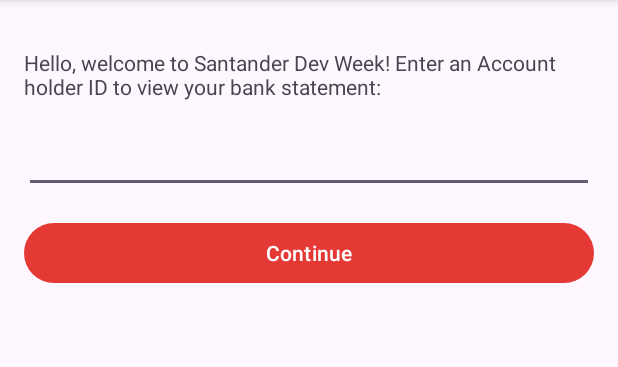
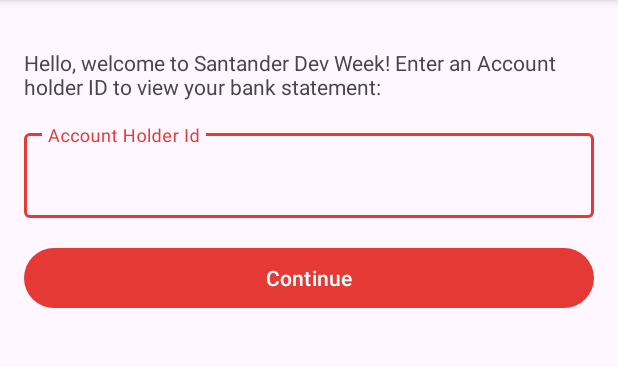
Before and after one commit to carlospessin/bankline-android, an Android app: the screen it shows after launch (WelcomeActivity), on a phone screen of 412 x 824 dp, the part 96-463 px from its top. Run offline under Robolectric (Android 15) with nearby library versions, the phone set to English and light mode, and no system bars.

Commit message:
add style welcome activity

```diff
--- a/app/src/main/res/layout/activity_welcome.xml
+++ b/app/src/main/res/layout/activity_welcome.xml
@@ -10,26 +10,34 @@
         android:id="@+id/tvWelcome"
         android:layout_width="0dp"
         android:layout_height="wrap_content"
-        android:layout_marginStart="@dimen/margin_default"
+        android:layout_marginLeft="@dimen/margin_default"
         android:layout_marginTop="32dp"
-        android:layout_marginEnd="@dimen/margin_default"
+        android:layout_marginRight="@dimen/margin_default"
         android:text="@string/txt_welcome"
-        app:layout_constraintEnd_toEndOf="parent"
-        app:layout_constraintStart_toStartOf="parent"
+        app:layout_constraintLeft_toLeftOf="parent"
+        app:layout_constraintRight_toRightOf="parent"
         app:layout_constraintTop_toTopOf="parent" />
 
-    <EditText
-        android:id="@+id/etAccountHolderId"
+    <!-- Reference: https://material.io/components/text-fields/android -->
+    <com.google.android.material.textfield.TextInputLayout
+        android:id="@+id/tilAccountHolderId"
         android:layout_width="0dp"
         android:layout_height="wrap_content"
         android:layout_marginStart="@dimen/margin_default"
         android:layout_marginTop="@dimen/margin_default"
         android:layout_marginEnd="@dimen/margin_default"
-        android:ems="10"
-        android:inputType="number"
+        android:hint="@string/txt_account_holder_id"
         app:layout_constraintEnd_toEndOf="parent"
         app:layout_constraintStart_toStartOf="parent"
-        app:layout_constraintTop_toBottomOf="@+id/tvWelcome" />
+        app:layout_constraintTop_toBottomOf="@+id/tvWelcome">
+
+        <com.google.android.material.textfield.TextInputEditText
+            android:id="@+id/etAccountHolderId"
+            android:layout_width="match_parent"
+            android:layout_height="wrap_content"
+            android:inputType="number" />
+
+    </com.google.android.material.textfield.TextInputLayout>
 
     <Button
         android:id="@+id/btContinue"
@@ -41,6 +49,6 @@
         android:text="@string/txt_continue"
         app:layout_constraintEnd_toEndOf="parent"
         app:layout_constraintStart_toStartOf="parent"
-        app:layout_constraintTop_toBottomOf="@+id/etAccountHolderId" />
+        app:layout_constraintTop_toBottomOf="@+id/tilAccountHolderId" />
 
 </androidx.constraintlayout.widget.ConstraintLayout>
--- a/app/src/main/res/values/strings.xml
+++ b/app/src/main/res/values/strings.xml
@@ -2,4 +2,5 @@
     <string name="app_name" translatable="false">SDW 22</string>
     <string name="txt_welcome">Hello, welcome to Santander Dev Week! Enter an Account holder ID to view your bank statement:</string>
     <string name="txt_continue">Continue</string>
+    <string name="txt_account_holder_id">Account Holder Id</string>
 </resources>
```
Also changed, not shown: 1 other file.
